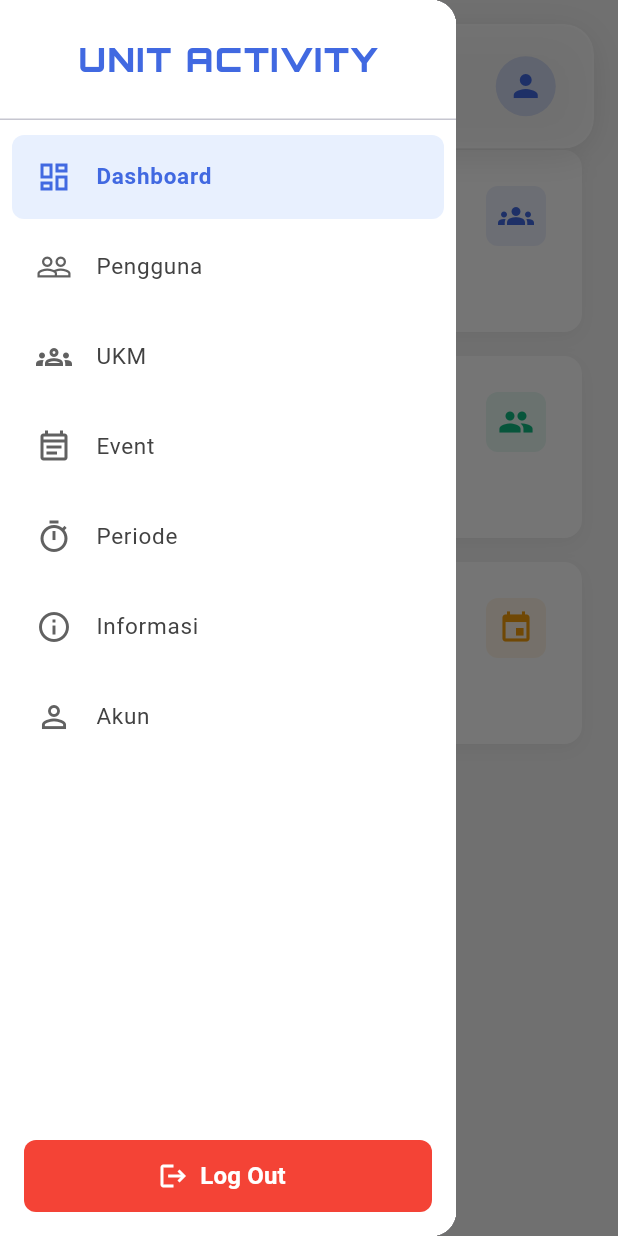
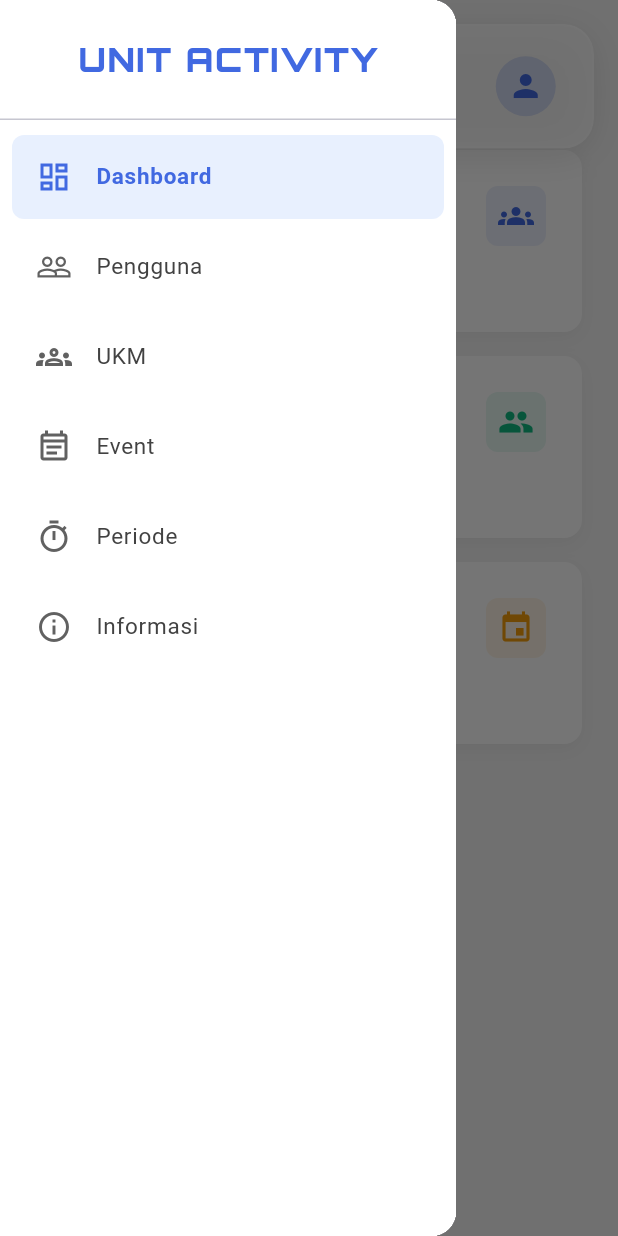
Before and after one commit to UnitActivity/Unit-Activity, a Flutter app: the DashboardAdminPage screen opened by its route, with the side drawer open, on a phone screen of 412 x 824 dp. Run offline on Flutter 3.47's test engine with Material 3 defaults, Android fonts, the phone set to English and light mode, and no system bars; our stand-ins replace device_preview, flutter_dotenv, google_fonts, supabase_flutter; accounts and stored records are empty.

```diff
--- a/lib/components/admin_sidebar.dart
+++ b/lib/components/admin_sidebar.dart
@@ -82,39 +82,7 @@ class AdminSidebar extends StatelessWidget {
                   isSelected: selectedMenu == 'informasi',
                   onTap: () => onMenuSelected('informasi'),
                 ),
-                _buildMenuItem(
-                  icon: Icons.person_outline,
-                  title: 'Akun',
-                  value: 'akun',
-                  isSelected: selectedMenu == 'akun',
-                  onTap: () => onMenuSelected('akun'),
-                ),
               ],
-            ),
-          ),
-
-          // Logout Button
-          Container(
-            padding: const EdgeInsets.all(16),
-            child: SizedBox(
-              width: double.infinity,
-              height: 48,
-              child: ElevatedButton.icon(
-                onPressed: onLogout,
-                style: ElevatedButton.styleFrom(
-                  backgroundColor: Colors.red,
-                  foregroundColor: Colors.white,
-                  elevation: 0,
-                  shape: RoundedRectangleBorder(
-                    borderRadius: BorderRadius.circular(8),
-                  ),
-                ),
-                icon: const Icon(Icons.logout, size: 20),
-                label: const Text(
-                  'Log Out',
-                  style: TextStyle(fontSize: 16, fontWeight: FontWeight.w600),
-                ),
-              ),
             ),
           ),
         ],
```
